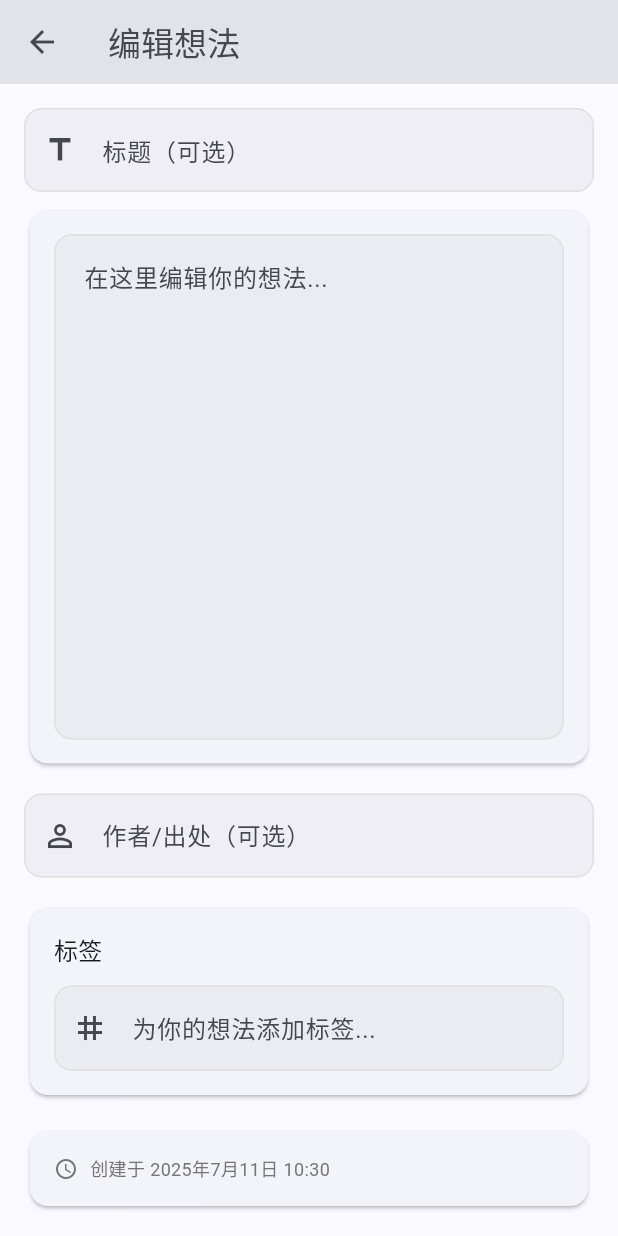
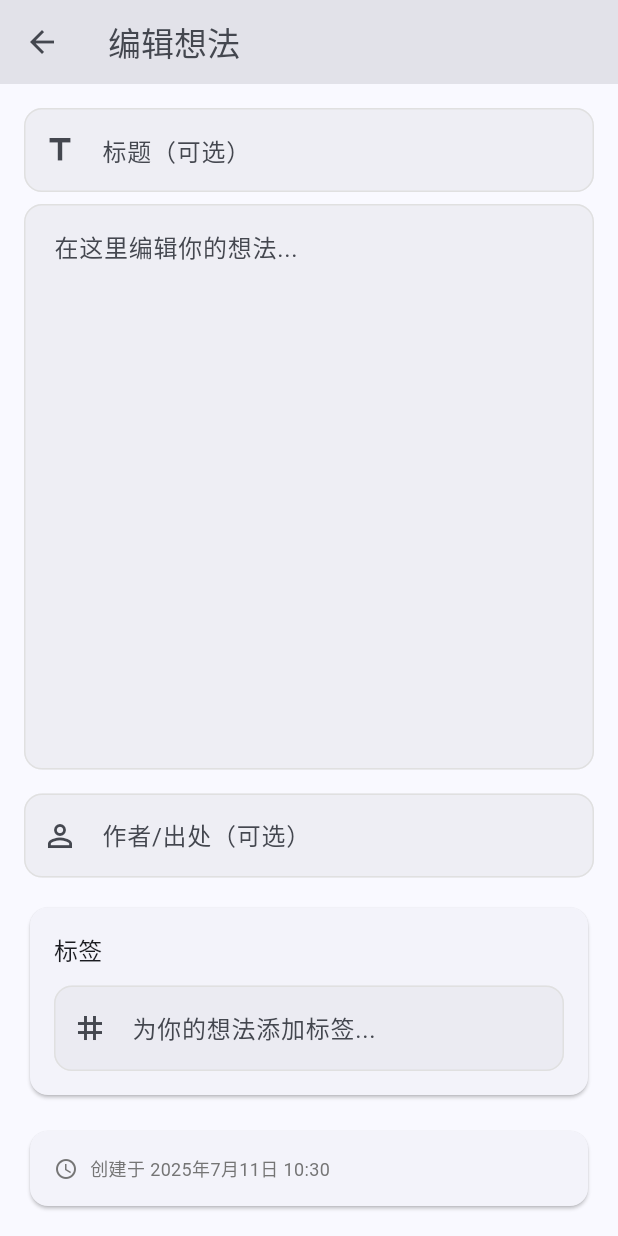
Before and after one commit to Hello-world150/pencil, a Flutter app: the EditThoughtPage screen opened directly with empty values, on a phone screen of 412 x 824 dp. Run offline on Flutter 3.47's test engine with Material 3 defaults, Android fonts, the light colour scheme and no system bars; our stand-ins replace shared_preferences; accounts and stored records are empty; Roboto replaces fonts that are missing (ZhuqueFangsong).

Commit message:
fix: delete card decoration that around TextField

```diff
--- a/lib/pages/edit_thought_page.dart
+++ b/lib/pages/edit_thought_page.dart
@@ -153,9 +153,6 @@ class _EditThoughtPageState extends State<EditThoughtPage> {
 
   Widget _buildContentEditor() {
     return Expanded(
-      child: Card(
-        child: Padding(
-          padding: const EdgeInsets.all(16.0),
       child: TextField(
         controller: _formManager.contentController,
         maxLines: null,
@@ -163,8 +160,6 @@ class _EditThoughtPageState extends State<EditThoughtPage> {
         textAlignVertical: TextAlignVertical.top,
         decoration: const InputDecoration(
           hintText: '在这里编辑你的想法...',
-            ),
-          ),
         ),
       ),
     );
```
Lines whose indentation alone changed are shown as unchanged.
